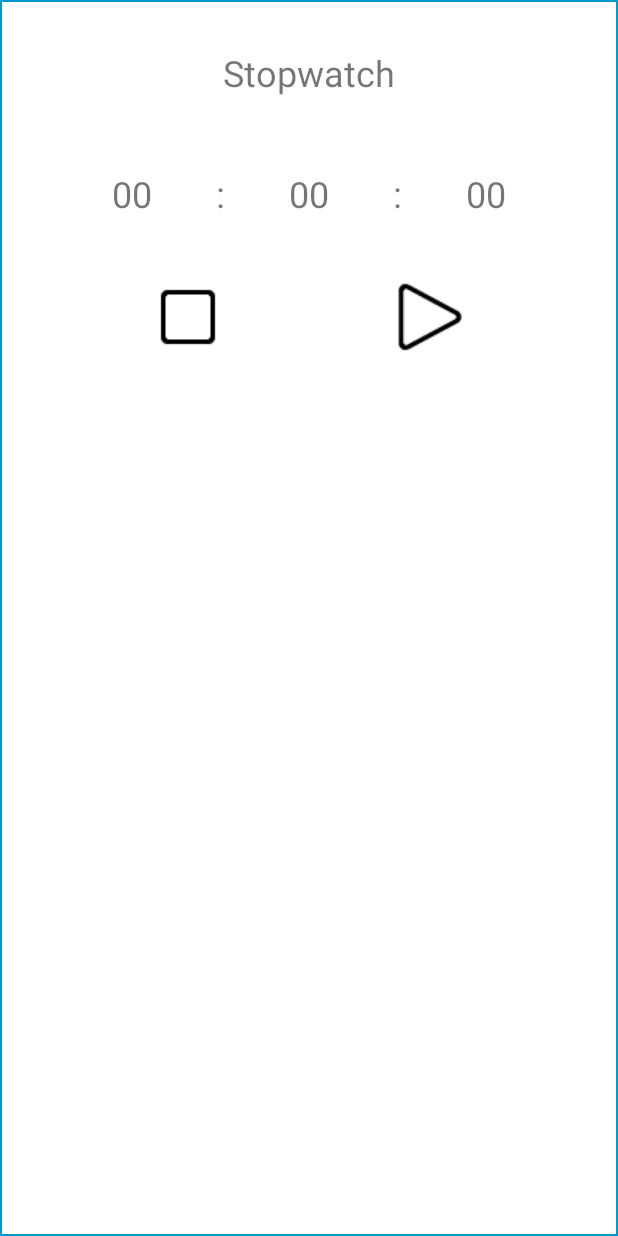
After one commit to murock/CalistheicsLogger, an Android app: the layout stopwatch_activity.xml on its own in the app's theme, with its tools: preview values and no code run, on a phone screen of 412 x 824 dp. The commit adds this screen. Run offline under Robolectric (Android 15) with nearby library versions, the phone set to English and light mode, and no system bars.

Commit message:
Add Stopwatch Activity

```diff
--- a/app/src/main/AndroidManifest.xml
+++ b/app/src/main/AndroidManifest.xml
@@ -30,6 +30,8 @@
         <activity android:name=".Activities.CalendarActivity"></activity>
         <activity android:name=".Activities.RestTimerActivity"
             android:theme="@style/AppTheme.PopupTheme"></activity>
+        <activity android:name=".Activities.StopwatchActivity"
+            android:theme="@style/AppTheme.PopupTheme"></activity>
     </application>
 
 </manifest>
--- /dev/null
+++ b/app/src/main/java/com/example/calistheicslogger/Activities/StopwatchActivity.java
@@ -0,0 +1,35 @@
+package com.example.calistheicslogger.Activities;
+
+import android.app.Activity;
+import android.os.Bundle;
+import android.util.DisplayMetrics;
+
+import androidx.annotation.Nullable;
+
+import com.example.calistheicslogger.R;
+
+public class StopwatchActivity extends Activity {
+
+    @Override
+    protected void onCreate(@Nullable Bundle savedInstanceState) {
+        super.onCreate(savedInstanceState);
+
+        setContentView(R.layout.stopwatch_activity);
+        SetUpWindowLayout();
+    }
+
+    private void SetUpWindowLayout()
+    {
+        DisplayMetrics dm = new DisplayMetrics();
+        getWindowManager().getDefaultDisplay().getMetrics(dm);
+
+        int width = dm.widthPixels;
+        int height = dm.heightPixels;
+        double widthRatio = 0.8;
+        double heightRatio = 0.6;
+
+        getWindow().setLayout((int)(width*widthRatio),(int)(height*heightRatio));
+    }
+
+
+}
--- a/app/src/main/java/com/example/calistheicslogger/Activities/TrackActivity.java
+++ b/app/src/main/java/com/example/calistheicslogger/Activities/TrackActivity.java
@@ -166,6 +166,9 @@ public class TrackActivity extends AppCompatActivity implements Serializable, Pr
                 break;
             case R.id.restButton:
                 startActivity(RestTimerActivity.class);
+                break;
+            case R.id.stopWatchButton:
+                startActivity(StopwatchActivity.class);
                 break;
             default:
                 return false;
--- /dev/null
+++ b/app/src/main/res/layout/stopwatch_activity.xml
@@ -0,0 +1,106 @@
+<?xml version="1.0" encoding="utf-8"?>
+<androidx.constraintlayout.widget.ConstraintLayout xmlns:android="http://schemas.android.com/apk/res/android"
+    xmlns:app="http://schemas.android.com/apk/res-auto"
+    xmlns:tools="http://schemas.android.com/tools"
+    android:layout_width="match_parent"
+    android:layout_height="match_parent"
+    android:background="@drawable/square_border">
+
+    <TextView
+        android:id="@+id/colonTextView1"
+        android:layout_width="wrap_content"
+        android:layout_height="wrap_content"
+        android:text=":"
+        android:textSize="24sp"
+        app:layout_constraintEnd_toStartOf="@+id/minutesTextView"
+        app:layout_constraintHorizontal_bias="0.5"
+        app:layout_constraintStart_toEndOf="@+id/hoursTextView"
+        app:layout_constraintTop_toTopOf="@+id/minutesTextView" />
+
+    <TextView
+        android:id="@+id/colonTextView2"
+        android:layout_width="wrap_content"
+        android:layout_height="wrap_content"
+        android:text=":"
+        android:textSize="24sp"
+        app:layout_constraintEnd_toStartOf="@+id/secondsTextView"
+        app:layout_constraintHorizontal_bias="0.5"
+        app:layout_constraintStart_toEndOf="@+id/minutesTextView"
+        app:layout_constraintTop_toTopOf="@+id/minutesTextView" />
+
+    <TextView
+        android:id="@+id/hoursTextView"
+        android:layout_width="wrap_content"
+        android:layout_height="wrap_content"
+        android:layout_marginStart="32dp"
+        android:text="00"
+        android:textSize="24sp"
+        app:layout_constraintEnd_toStartOf="@+id/colonTextView1"
+        app:layout_constraintHorizontal_bias="0.5"
+        app:layout_constraintStart_toStartOf="parent"
+        app:layout_constraintTop_toTopOf="@+id/colonTextView1" />
+
+    <TextView
+        android:id="@+id/minutesTextView"
+        android:layout_width="wrap_content"
+        android:layout_height="wrap_content"
+        android:layout_marginTop="24dp"
+        android:layout_marginBottom="32dp"
+        android:text="00"
+        android:textSize="24sp"
+        app:layout_constraintBottom_toTopOf="@id/playButton"
+        app:layout_constraintEnd_toStartOf="@+id/colonTextView2"
+        app:layout_constraintHorizontal_bias="0.5"
+        app:layout_constraintStart_toEndOf="@+id/colonTextView1"
+        app:layout_constraintTop_toBottomOf="@+id/titleTextView" />
+
+    <TextView
+        android:id="@+id/secondsTextView"
+        android:layout_width="wrap_content"
+        android:layout_height="wrap_content"
+        android:layout_marginEnd="32dp"
+        android:text="00"
+        android:textSize="24sp"
+        app:layout_constraintEnd_toEndOf="parent"
+        app:layout_constraintHorizontal_bias="0.5"
+        app:layout_constraintStart_toEndOf="@+id/colonTextView2"
+        app:layout_constraintTop_toTopOf="@+id/colonTextView2" />
+
+    <TextView
+        android:id="@+id/titleTextView"
+        android:layout_width="wrap_content"
+        android:layout_height="wrap_content"
+        android:layout_marginTop="32dp"
+        android:layout_marginBottom="24dp"
+        android:text="Stopwatch"
+        android:textSize="24sp"
+        app:layout_constraintBottom_toTopOf="@+id/minutesTextView"
+        app:layout_constraintEnd_toEndOf="parent"
+        app:layout_constraintStart_toStartOf="parent"
+        app:layout_constraintTop_toTopOf="parent" />
+
+    <ImageButton
+        android:id="@+id/playButton"
+        android:layout_width="wrap_content"
+        android:layout_height="wrap_content"
+        android:layout_marginTop="32dp"
+        android:backgroundTint="#00FFFFFF"
+        android:src="@drawable/play"
+        app:layout_constraintEnd_toEndOf="parent"
+        app:layout_constraintHorizontal_bias="0.5"
+        app:layout_constraintStart_toEndOf="@+id/stopButton"
+        app:layout_constraintTop_toBottomOf="@+id/minutesTextView" />
+
+    <ImageButton
+        android:id="@+id/stopButton"
+        android:layout_width="wrap_content"
+        android:layout_height="wrap_content"
+        android:backgroundTint="#00FFFFFF"
+        android:src="@drawable/stop"
+        app:layout_constraintEnd_toStartOf="@+id/playButton"
+        app:layout_constraintHorizontal_bias="0.5"
+        app:layout_constraintStart_toStartOf="parent"
+        app:layout_constraintTop_toTopOf="@+id/playButton" />
+
+
+</androidx.constraintlayout.widget.ConstraintLayout>
```
Also changed, not shown: app/src/main/res/drawable/pause.png (added), app/src/main/res/drawable/play.png (added), app/src/main/res/drawable/stop.png (added).
